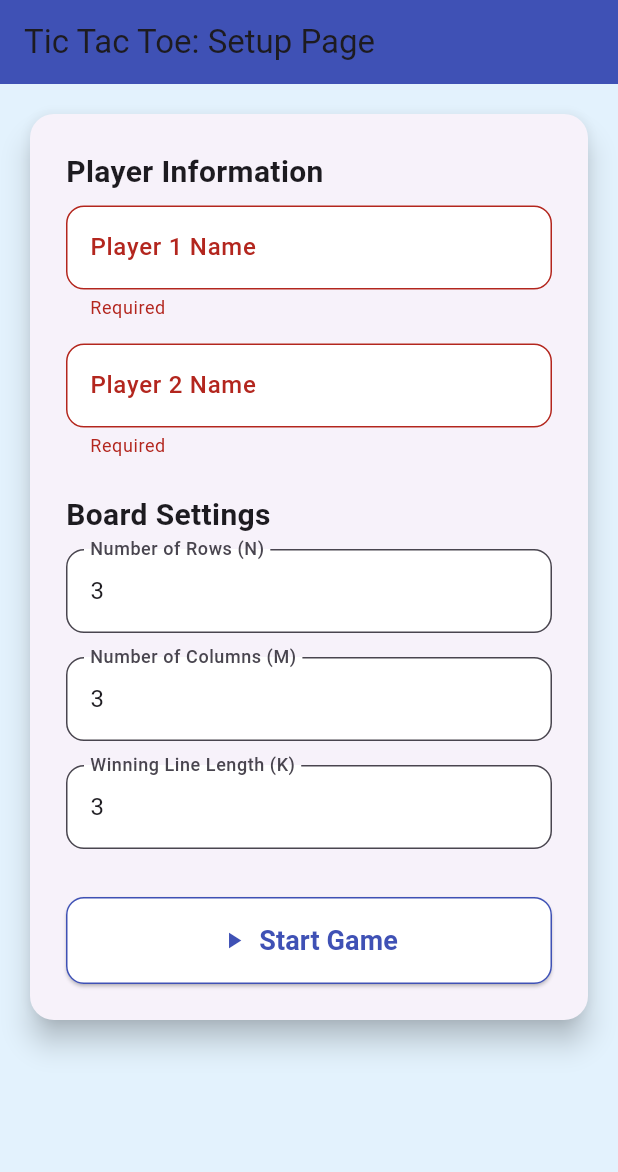
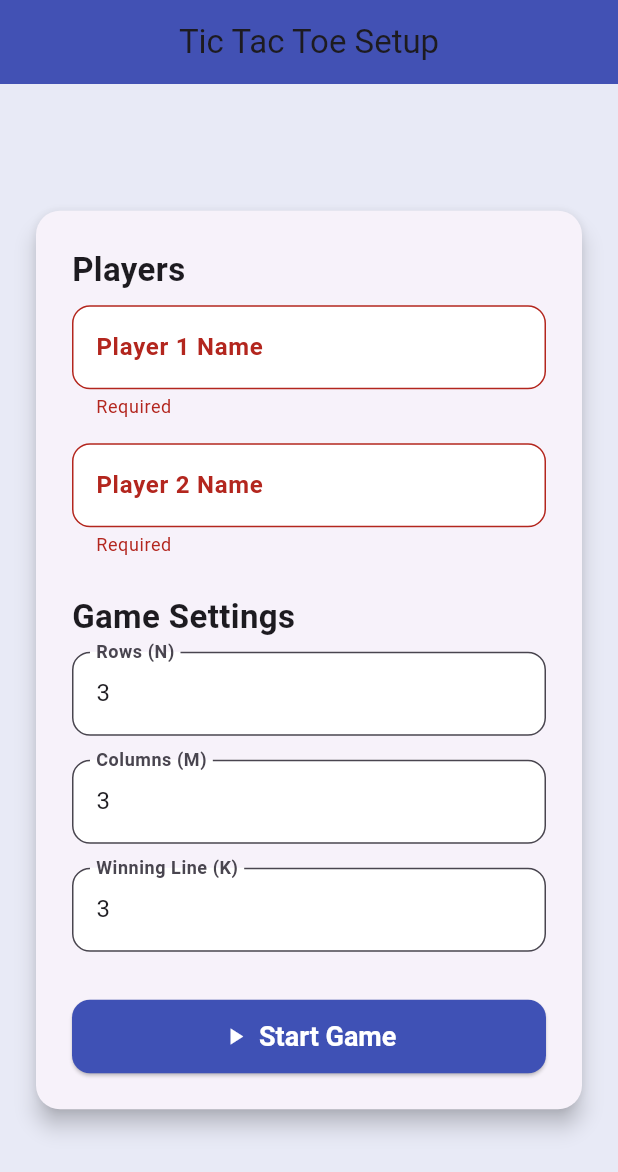
Before and after one commit to zulfiyyrecebovaa/tiktaktoe, a Flutter app: the screen it shows after launch, after a tap on "Start Game", on a phone screen of 412 x 824 dp. Shown: the top 1172 px of the screen. Run offline on Flutter 3.47's test engine with Material 3 defaults, Android fonts, the phone set to English and light mode, and no system bars.

Commit message:
setup_page.dart
Nazrin update UI

```diff
--- a/lib/pages/setup_page.dart
+++ b/lib/pages/setup_page.dart
@@ -24,7 +24,10 @@ class _PlayerSetupPageState extends State<PlayerSetupPage> {
 
       if (k > n && k > m) {
         ScaffoldMessenger.of(context).showSnackBar(
-          const SnackBar(content: Text('K cannot be greater than both N and M')),
+          SnackBar(
+            content: const Text('K cannot be greater than both N and M'),
+            backgroundColor: Colors.red[400],
+          ),
         );
         return;
       }
@@ -54,7 +57,7 @@ class _PlayerSetupPageState extends State<PlayerSetupPage> {
         validator: (v) => v == null || v.isEmpty ? 'Required' : null,
         decoration: InputDecoration(
           labelText: label,
-          labelStyle: const TextStyle(fontWeight: FontWeight.w500),
+          labelStyle: const TextStyle(fontWeight: FontWeight.w600),
           filled: true,
           fillColor: Colors.white,
           contentPadding: const EdgeInsets.symmetric(vertical: 16, horizontal: 12),
@@ -66,46 +69,55 @@ class _PlayerSetupPageState extends State<PlayerSetupPage> {
 
   @override
   Widget build(BuildContext context) {
+    final size = MediaQuery.of(context).size;
+
     return Scaffold(
-      backgroundColor: Colors.blue[50],
+      backgroundColor: Colors.indigo[50],
       appBar: AppBar(
-        title: const Text('Tic Tac Toe: Setup Page'),
+        title: const Text('Tic Tac Toe Setup'),
         backgroundColor: Colors.indigo,
+        centerTitle: true,
+        elevation: 2,
       ),
-      body: SingleChildScrollView(
-        padding: const EdgeInsets.all(16),
+      body: Center(
+        child: SingleChildScrollView(
+          padding: const EdgeInsets.all(20),
+          child: ConstrainedBox(
+            constraints: BoxConstraints(maxWidth: size.width > 500 ? 500 : size.width),
             child: Form(
               key: _formKey,
               child: Card(
                 shape: RoundedRectangleBorder(borderRadius: BorderRadius.circular(16)),
-            elevation: 8,
+                elevation: 6,
                 child: Padding(
                   padding: const EdgeInsets.all(24),
                   child: Column(
                     crossAxisAlignment: CrossAxisAlignment.stretch,
                     children: [
-                  const Text('Player Information', style: TextStyle(fontSize: 20, fontWeight: FontWeight.bold)),
+                      const Text('Players', style: TextStyle(fontSize: 22, fontWeight: FontWeight.bold)),
                       _buildInputField('Player 1 Name', _player1),
                       _buildInputField('Player 2 Name', _player2),
                       const SizedBox(height: 16),
-                  const Text('Board Settings', style: TextStyle(fontSize: 20, fontWeight: FontWeight.bold)),
-                  _buildInputField('Number of Rows (N)', _n, keyboardType: TextInputType.number),
-                  _buildInputField('Number of Columns (M)', _m, keyboardType: TextInputType.number),
-                  _buildInputField('Winning Line Length (K)', _k, keyboardType: TextInputType.number),
+                      const Text('Game Settings', style: TextStyle(fontSize: 22, fontWeight: FontWeight.bold)),
+                      _buildInputField('Rows (N)', _n, keyboardType: TextInputType.number),
+                      _buildInputField('Columns (M)', _m, keyboardType: TextInputType.number),
+                      _buildInputField('Winning Line (K)', _k, keyboardType: TextInputType.number),
                       const SizedBox(height: 24),
                       ElevatedButton.icon(
                         onPressed: _startGame,
                         icon: const Icon(Icons.play_arrow),
-                    label: const Text('Start Game', style: TextStyle(fontSize: 18, fontWeight: FontWeight.w600)),
+                        label: const Text('Start Game'),
                         style: ElevatedButton.styleFrom(
-                      backgroundColor: Colors.white,
-                      foregroundColor: Colors.indigo,
-                      side: const BorderSide(color: Colors.indigo),
-                      padding: const EdgeInsets.symmetric(vertical: 16),
+                          backgroundColor: Colors.indigo,
+                          foregroundColor: Colors.white,
+                          padding: const EdgeInsets.symmetric(vertical: 14),
                           shape: RoundedRectangleBorder(borderRadius: BorderRadius.circular(12)),
+                          textStyle: const TextStyle(fontSize: 18, fontWeight: FontWeight.w600),
                         ),
-                  )
+                      ),
                     ],
+                  ),
+                ),
               ),
             ),
           ),
```
Lines whose indentation alone changed are shown as unchanged.
